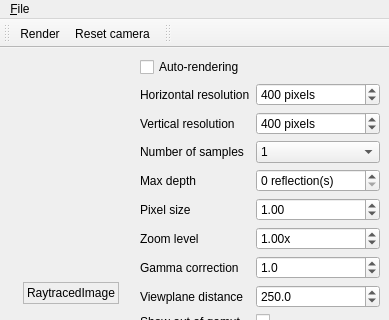
First picture: the form in lib/mainwindow.ui, repository thiagowfx/raytracer-lcg-2014, before the edit; both pictures show x 0 to 389 and y 0 to 320 of the 389 by 561 pixel window.
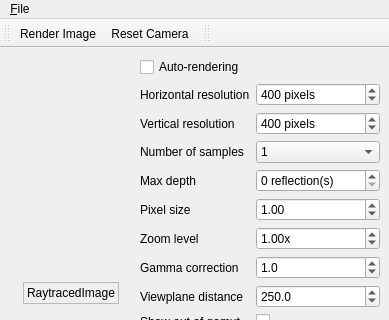
Second picture: the form after the edit. Icons and pictures are not drawn.

Patch:
```diff
--- a/lib/mainwindow.ui
+++ b/lib/mainwindow.ui
@@ -1339,7 +1339,7 @@
      <normaloff>:/assets/assets/camera-24x24.png</normaloff>:/assets/assets/camera-24x24.png</iconset>
    </property>
    <property name="text">
-    <string>Render</string>
+    <string>Render Image</string>
    </property>
    <property name="shortcut">
     <string>F5</string>
@@ -1352,7 +1352,7 @@
   </action>
   <action name="actionReset_camera">
    <property name="text">
-    <string>Reset camera</string>
+    <string>Reset Camera</string>
    </property>
   </action>
  </widget>
```
Left out of the diff: 16 changed lines with no effect on the pictures.
